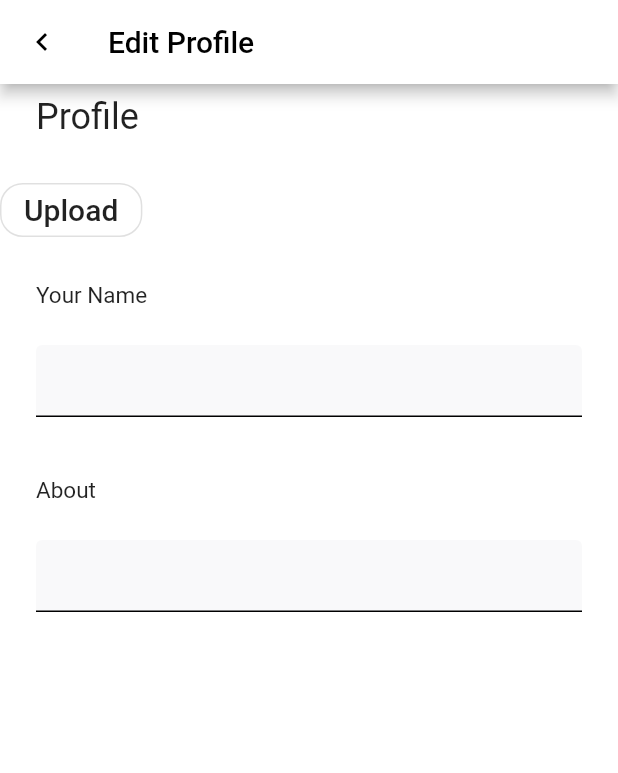
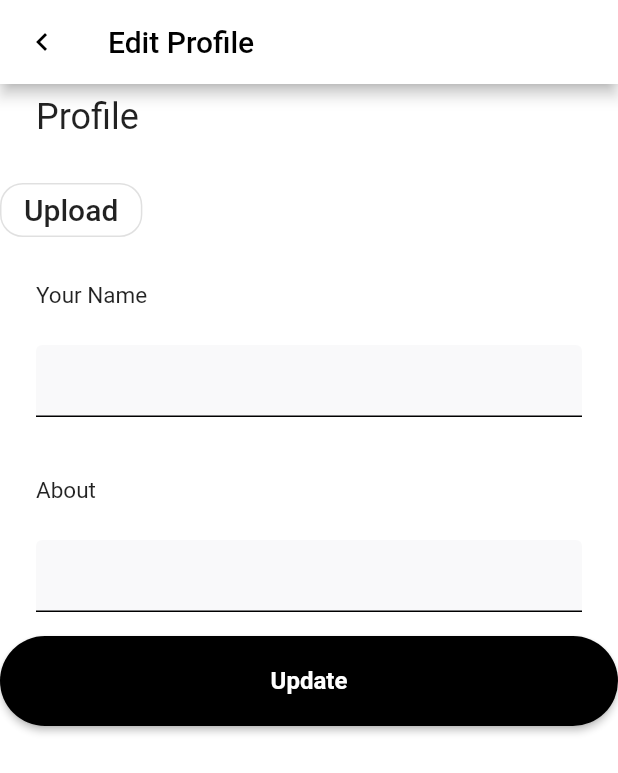
Before and after one commit to haseeburrehmanfaheem/BackSpace, a Flutter app: the screen it shows after launch, in the side drawer, after a tap on "Edit Profile", on a phone screen of 412 x 824 dp. Shown: the top 773 px of the screen. Run offline on Flutter 3.47's test engine with Material 2 defaults, Android fonts, the phone set to English and light mode, and no system bars; our stand-ins replace cloud_firestore, firebase_auth, firebase_core, fluttertoast, form_field_validator; accounts and stored records are empty; Roboto replaces fonts that are missing (Poppins).

Commit message:
update button addded

```diff
--- a/lib/pages/EditProfile.dart
+++ b/lib/pages/EditProfile.dart
@@ -34,23 +34,11 @@ class MyCustomForm extends StatelessWidget {
 
   CollectionReference users = FirebaseFirestore.instance.collection('UserData');
 
-  // Future<void> updateUser() {
-  //   return users
-  //       .doc(FirebaseAuth.instance.currentUser!.uid)
-  //       .update({'about': "hello world hehe!!"})
-  //       .then((value) => print("User Updated"))
-  //       .catchError((error) => print("Failed to update user: $error"));
-  // }
-
   Future<void> getUsername(email) async {
     var ref = await FirebaseFirestore.instance
         .collection("UserData")
         .where("email", isEqualTo: email)
         .get();
-    // final ref = FirebaseDatabase.instance.reference();
-    // print("Hello");
-    // if(ref)
-    // print(ref.docs[0]["username"]);
     var s =
         ref.docs[0].reference.update({'about': "cuntttttttttt world hehe!!"});
     // print(s);
@@ -59,8 +47,6 @@ class MyCustomForm extends StatelessWidget {
   // updateUser();
   @override
   Widget build(BuildContext context) {
-    // print(FirebaseAuth.instance.currentUser!.uid);
-    // updateUser();
     getUsername("23100044@lums.edu.pk");
     return Column(
       crossAxisAlignment: CrossAxisAlignment.start,
@@ -103,12 +89,9 @@ class MyCustomForm extends StatelessWidget {
         const Padding(
           padding: EdgeInsets.symmetric(horizontal: 24, vertical: 16),
           child: TextField(
-            //cursorColor: Theme.of(context).cursorColor,
-            // maxLength: 20,
             decoration: InputDecoration(
               fillColor: Color(0xfff9f9fa),
               filled: true,
-              //icon: Icon(Icons.favorite),
               enabledBorder: UnderlineInputBorder(
                 borderSide: BorderSide(color: Color(0xff000000)),
               ),
@@ -142,6 +125,34 @@ class MyCustomForm extends StatelessWidget {
             ),
           ),
         ),
+        MaterialButton(
+          minWidth: double.infinity,
+          height: 60,
+          onPressed: () {
+            print("hello world");
+            // String val = "";
+            // if (formkey1.currentState!.validate() &&
+            //     formkey2.currentState!.validate() &&
+            //     formkey3.currentState!.validate() &&
+            //     formkey4.currentState!.validate()) {
+            //   // Future<dynamic>
+            //   // String val =
+            //   signUp(
+            //       emailController.text,
+            //       password1Controller.text,
+            //       nameController.text,
+            //       context);
+            // }
+          },
+          color: Colors.black,
+          shape:
+              RoundedRectangleBorder(borderRadius: BorderRadius.circular(40)),
+          child: const Text(
+            "Update",
+            style: TextStyle(
+                fontWeight: FontWeight.w600, fontSize: 16, color: Colors.white),
+          ),
+        )
       ],
     );
   }
```
Also changed, not shown: lib/pages/signup.dart (+0 -17 lines).
